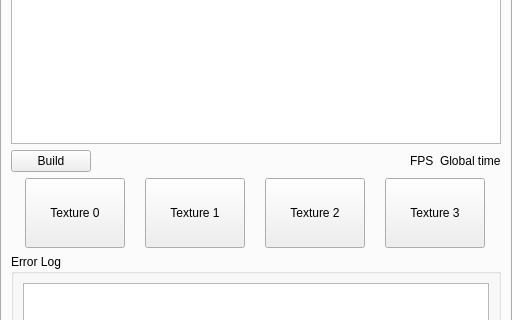
Above: src/UIShaderEditor.ui from AdrienF/shaderEditor before the change; both pictures show x 0 to 512 and y 526 to 846 of the 512 by 1024 pixel window. Below: the same form after it.
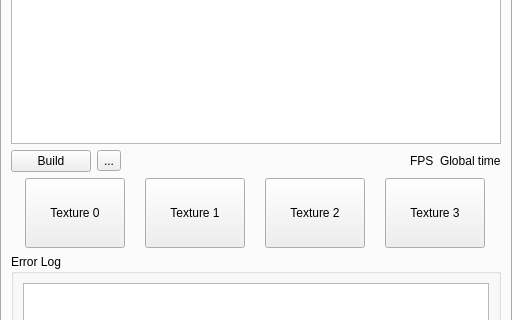
That is the form after the change. Custom widgets are drawn as their Qt base class.

Commit message: Add a help toolButton

The edit to the form file:
```diff
--- a/src/UIShaderEditor.ui
+++ b/src/UIShaderEditor.ui
@@ -33,6 +33,13 @@
         </property>
        </widget>
       </item>
+      <item>
+       <widget class="QToolButton" name="toolButtonHelp">
+        <property name="text">
+         <string>...</string>
+        </property>
+       </widget>
+      </item>
       <item>
        <spacer name="horizontalSpacer">
         <property name="orientation">
```
The commit also changes 6 other files.
